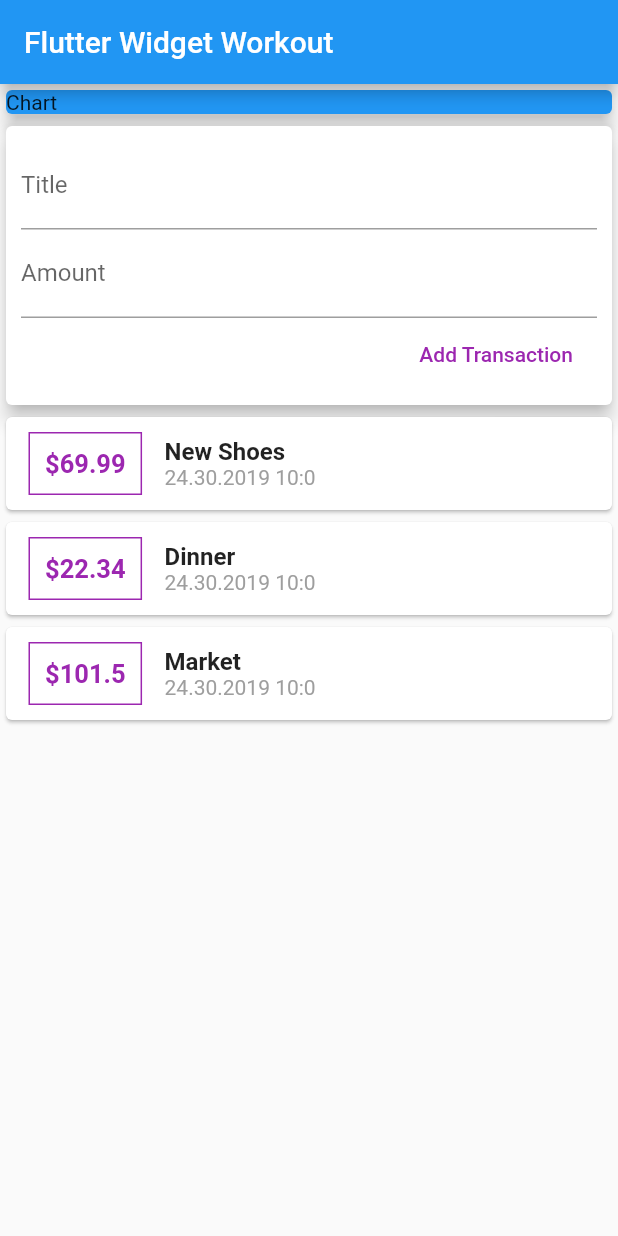
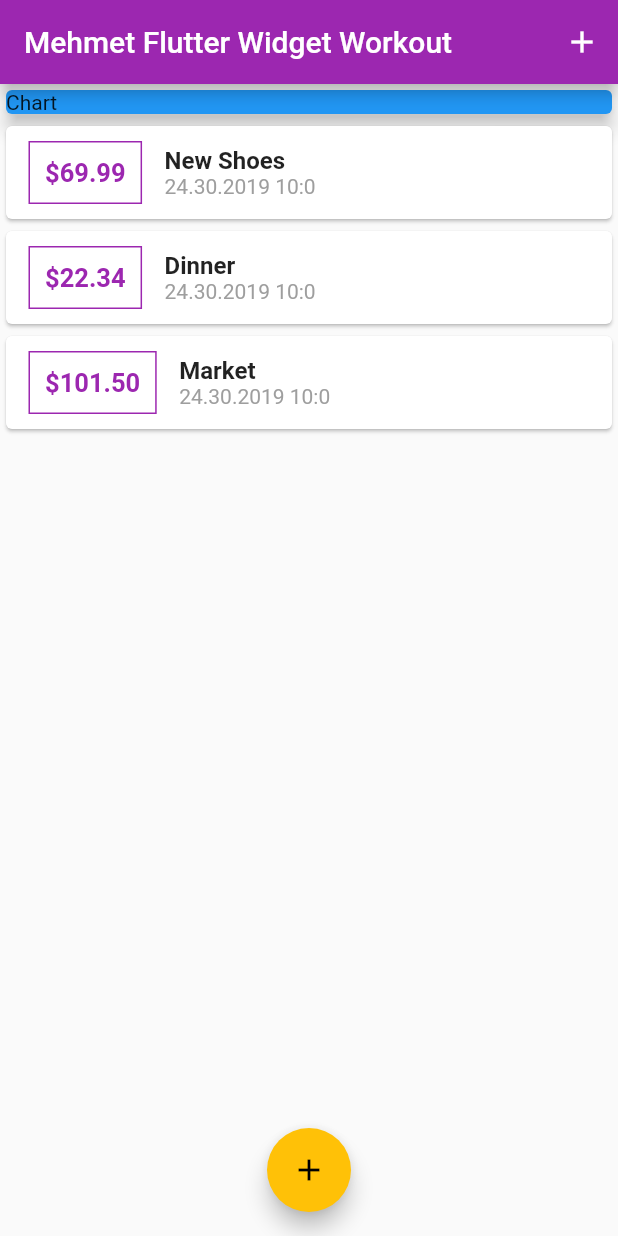
Before and after one commit to mehmetyilmaz001/flutter_widgets, a Flutter app: the screen it shows after launch, on a phone screen of 412 x 824 dp. Run offline on Flutter 3.47's test engine with Material 2 defaults, Android fonts, the phone set to English and light mode, and no system bars.

```diff
--- a/lib/main.dart
+++ b/lib/main.dart
@@ -1,19 +1,77 @@
 import 'package:flutter/material.dart';
-import './widgets/user_transactions.dart';
+import './widgets/new_transaction.dart';
+import './widgets/transaction_list.dart';
+import './models/transaction.dart';
 
 void main() => runApp(MyApp());
 
 class MyApp extends StatelessWidget {
+  @override
+  Widget build(BuildContext context) {
+    return new MaterialApp(
+      title: 'Mehmet',
+      home: new HomeScreen(),
+      theme: ThemeData(primarySwatch: Colors.purple, accentColor: Colors.amber),
+    );
+  }
+}
+
+class HomeScreen extends StatefulWidget {
+  @override
+  _MyAppState createState() => _MyAppState();
+}
+
+class _MyAppState extends State<HomeScreen> {
+  final List<Transaction> _transactions = [
+    Transaction(
+        id: 't1', title: 'New Shoes', amount: 69.99, date: DateTime.now()),
+    Transaction(id: 't2', title: 'Dinner', amount: 22.34, date: DateTime.now()),
+    Transaction(
+        id: 't3', title: 'Market', amount: 101.50, date: DateTime.now()),
+  ];
+
+  void _adNewTransaction(String title, double amount) {
+    final newItem = Transaction(
+        title: title,
+        amount: amount,
+        date: DateTime.now(),
+        id: DateTime.now().toString());
+
+    setState(() {
+      _transactions.add(newItem);
+    });
+  }
+
+  void _openNewTransaction(BuildContext ctx) {
+    showModalBottomSheet(
+        context: ctx,
+        builder: (_) {
+          return GestureDetector(
+              onTap: () {},
+              behavior: HitTestBehavior.opaque,
+              child: NewTransaction(_adNewTransaction));
+        });
+  }
 
   @override
   Widget build(BuildContext context) {
-    return MaterialApp(
-        home: Scaffold(
+    return Scaffold(
       appBar: AppBar(
-        title: Text('Flutter Widget Workout'),
+        title: Text('Mehmet Flutter Widget Workout'),
+        actions: <Widget>[
+          IconButton(
+            icon: Icon(Icons.add),
+            onPressed: () => _openNewTransaction(context),
+          )
+        ],
+      ),
+      floatingActionButtonLocation: FloatingActionButtonLocation.centerFloat,
+      floatingActionButton: FloatingActionButton(
+        child: Icon(Icons.add),
+        onPressed: () => _openNewTransaction(context),
       ),
       body: SingleChildScrollView(
-              child: Column(
+        child: Column(
           // mainAxisAlignment:
           //     MainAxisAlignment.start, // verticial aligment for column
           crossAxisAlignment:
@@ -27,11 +85,10 @@ class MyApp extends StatelessWidget {
                 elevation: 5,
               ),
             ),
-            UserTransactions()
-
+            TransactionList(_transactions)
           ],
         ),
       ),
-    ));
+    );
   }
 }
--- a/lib/widgets/transaction_list.dart
+++ b/lib/widgets/transaction_list.dart
@@ -21,15 +21,15 @@ class TransactionList extends StatelessWidget {
                 Container(
                   margin: EdgeInsets.symmetric(vertical: 10, horizontal: 15),
                   decoration: BoxDecoration(
-                      border: Border.all(color: Colors.purple, width: 1)),
+                      border: Border.all(color: Theme.of(context).primaryColor, width: 1)),
                   padding: EdgeInsets.all(10),
                   child: Text(
-                    '\$${tx.amount}',
+                    '\$${tx.amount.toStringAsFixed(2)}',
                     style: TextStyle(
                         fontWeight: FontWeight.bold,
                         fontSize: 17,
-                        color: Colors.purple),
-                  ),
+                        color: Theme.of(context).primaryColor,
+                  )),
                 ),
                 Column(
                   mainAxisAlignment: MainAxisAlignment.center,
--- a/lib/widgets/user_transactions.dart
+++ /dev/null
@@ -1,38 +0,0 @@
-import 'package:flutter/material.dart';
-import '../models/transaction.dart';
-import './new_transaction.dart';
-import './transaction_list.dart';
-
-class UserTransactions extends StatefulWidget {
-  UserTransactions({Key key}) : super(key: key);
-
-  _UserTransactionsState createState() => _UserTransactionsState();
-}
-
-class _UserTransactionsState extends State<UserTransactions> {
-  final List<Transaction> _transactions = [
-    Transaction(
-        id: 't1', title: 'New Shoes', amount: 69.99, date: DateTime.now()),
-    Transaction(id: 't2', title: 'Dinner', amount: 22.34, date: DateTime.now()),
-    Transaction(
-        id: 't3', title: 'Market', amount: 101.50, date: DateTime.now()),
-  ];
-
-  void _adNewTransaction(String title, double amount) {
-    final newItem = Transaction(
-        title: title,
-        amount: amount,
-        date: DateTime.now(),
-        id: DateTime.now().toString());
-
-    setState(() {
-      _transactions.add(newItem);
-    });
-  }
-
-  @override
-  Widget build(BuildContext context) {
-    return Column(
-        children: <Widget>[NewTransaction(_adNewTransaction), TransactionList(_transactions)]);
-  }
-}
```
Also changed, not shown: lib/widgets/new_transaction.dart (+26 -5 lines).
